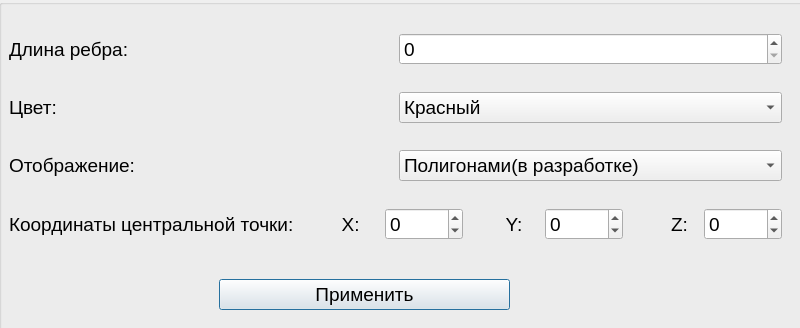
Greggot/Wolves-Practice-CSCE-191-, file cubparametr.ui: the form before one commit.
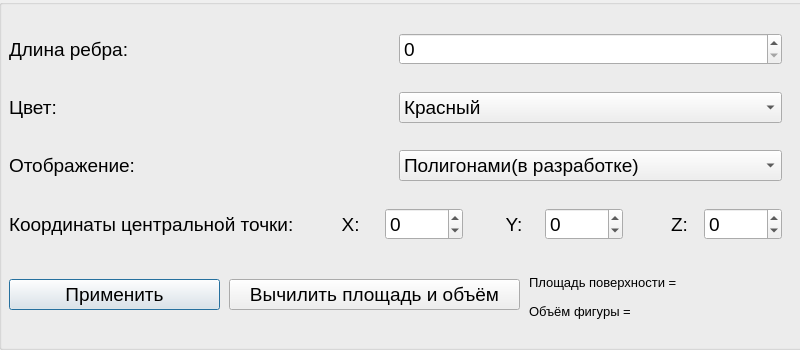
The form after the commit.

```diff
--- a/cubparametr.ui
+++ b/cubparametr.ui
@@ -7,19 +7,19 @@
     <x>0</x>
     <y>0</y>
     <width>800</width>
-    <height>328</height>
+    <height>350</height>
    </rect>
   </property>
   <property name="minimumSize">
    <size>
     <width>800</width>
-    <height>328</height>
+    <height>350</height>
    </size>
   </property>
   <property name="maximumSize">
    <size>
     <width>800</width>
-    <height>328</height>
+    <height>350</height>
    </size>
   </property>
   <widget class="QGroupBox" name="groupBox">
@@ -37,9 +37,9 @@
    <widget class="QPushButton" name="ok">
     <property name="geometry">
      <rect>
-      <x>220</x>
+      <x>10</x>
       <y>280</y>
-      <width>291</width>
+      <width>211</width>
       <height>31</height>
      </rect>
     </property>
@@ -264,6 +264,96 @@
      </item>
     </layout>
    </widget>
+   <widget class="QPushButton" name="ok_2">
+    <property name="geometry">
+     <rect>
+      <x>230</x>
+      <y>280</y>
+      <width>291</width>
+      <height>31</height>
+     </rect>
+    </property>
+    <property name="font">
+     <font>
+      <pointsize>14</pointsize>
+     </font>
+    </property>
+    <property name="text">
+     <string>Вычилить площадь и объём</string>
+    </property>
+   </widget>
+   <widget class="QWidget" name="layoutWidget">
+    <property name="geometry">
+     <rect>
+      <x>530</x>
+      <y>270</y>
+      <width>318</width>
+      <height>27</height>
+     </rect>
+    </property>
+    <layout class="QHBoxLayout" name="horizontalLayout_5">
+     <item>
+      <widget class="QLabel" name="label_8">
+       <property name="font">
+        <font>
+         <pointsize>10</pointsize>
+        </font>
+       </property>
+       <property name="text">
+        <string>Площадь поверхности = </string>
+       </property>
+      </widget>
+     </item>
+     <item>
+      <widget class="QLabel" name="pl">
+       <property name="font">
+        <font>
+         <pointsize>10</pointsize>
+        </font>
+       </property>
+       <property name="text">
+        <string/>
+       </property>
+      </widget>
+     </item>
+    </layout>
+   </widget>
+   <widget class="QLabel" name="label_9">
+    <property name="geometry">
+     <rect>
+      <x>530</x>
+      <y>300</y>
+      <width>101</width>
+      <height>25</height>
+     </rect>
+    </property>
+    <property name="font">
+     <font>
+      <pointsize>10</pointsize>
+     </font>
+    </property>
+    <property name="text">
+     <string>Объём фигуры = </string>
+    </property>
+   </widget>
+   <widget class="QLabel" name="ob">
+    <property name="geometry">
+     <rect>
+      <x>630</x>
+      <y>300</y>
+      <width>155</width>
+      <height>25</height>
+     </rect>
+    </property>
+    <property name="font">
+     <font>
+      <pointsize>10</pointsize>
+     </font>
+    </property>
+    <property name="text">
+     <string/>
+    </property>
+   </widget>
   </widget>
  </widget>
  <resources/>
```
